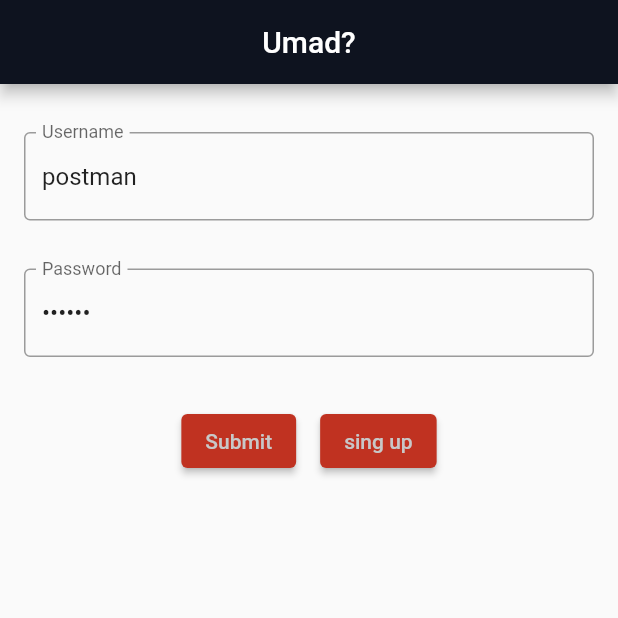
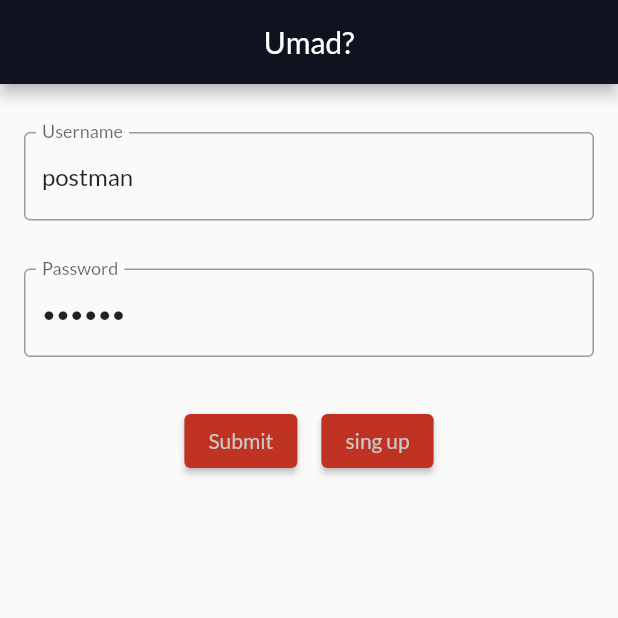
Before and after one commit to olingo99/umad, a Flutter app: the screen it shows after launch, on a phone screen of 412 x 824 dp, the top half of it. Run offline on Flutter 3.47's test engine with Material 2 defaults, Android fonts, the phone set to English and light mode, and no system bars; our stand-ins replace fl_chart, flutter_secure_storage, google_fonts, syncfusion_flutter_gauges.

Commit message:
added google fonts

```diff
--- a/lib/main.dart
+++ b/lib/main.dart
@@ -2,6 +2,7 @@ import 'package:flutter/material.dart';
 import 'dart:io';
 import 'dart:convert';
 import '/views/loginPage.dart';
+import 'package:google_fonts/google_fonts.dart';
 
 /// Flutter code sample for [BottomNavigationBar].
 
@@ -17,7 +18,7 @@ class MyApp extends StatelessWidget {
     Widget build(BuildContext context) {
       return MaterialApp(
         home: LoginPage(),
-        theme: ThemeData.light(),
+        theme: ThemeData.light().copyWith(textTheme: GoogleFonts.latoTextTheme(), ),
         darkTheme:ThemeData.dark(),
       );
     }
--- a/pubspec.yaml
+++ b/pubspec.yaml
@@ -40,6 +40,7 @@ dependencies:
   fl_chart: ^0.61.0
   flutter_secure_storage: ^8.0.0
   syncfusion_flutter_gauges: ^21.2.4
+  google_fonts: ^4.0.4
 
 dev_dependencies:
   flutter_test:
```
Also changed, not shown: lib/widgets/UserViewer.dart (+6 -6 lines), pubspec.lock, 2 other files.
